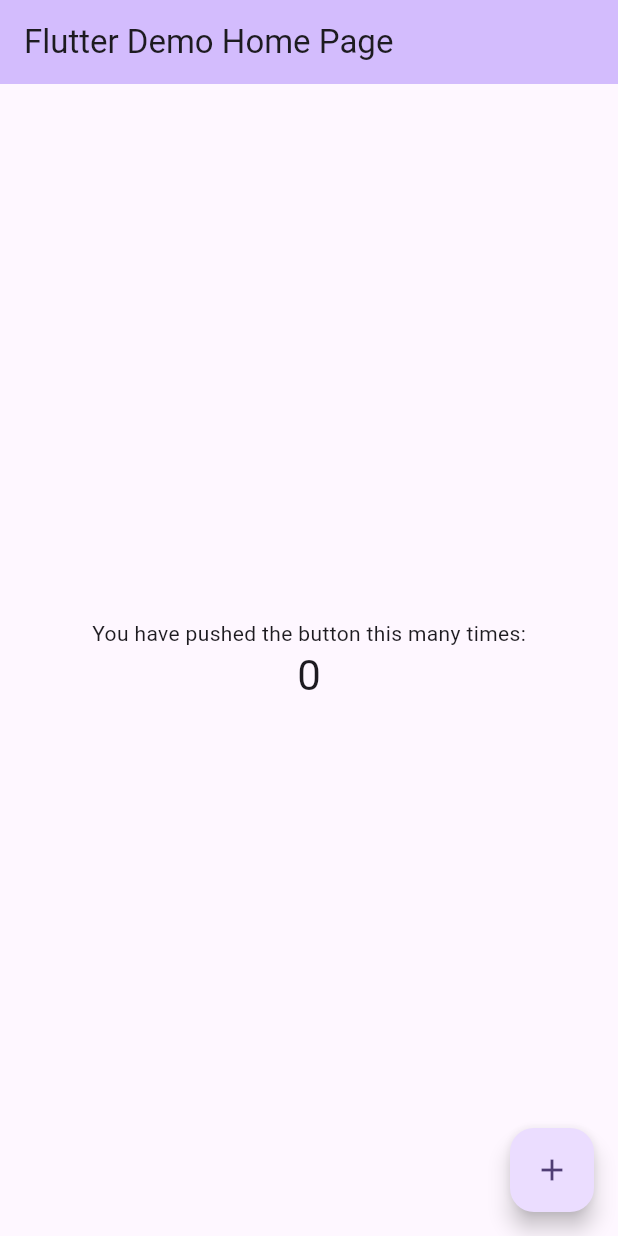
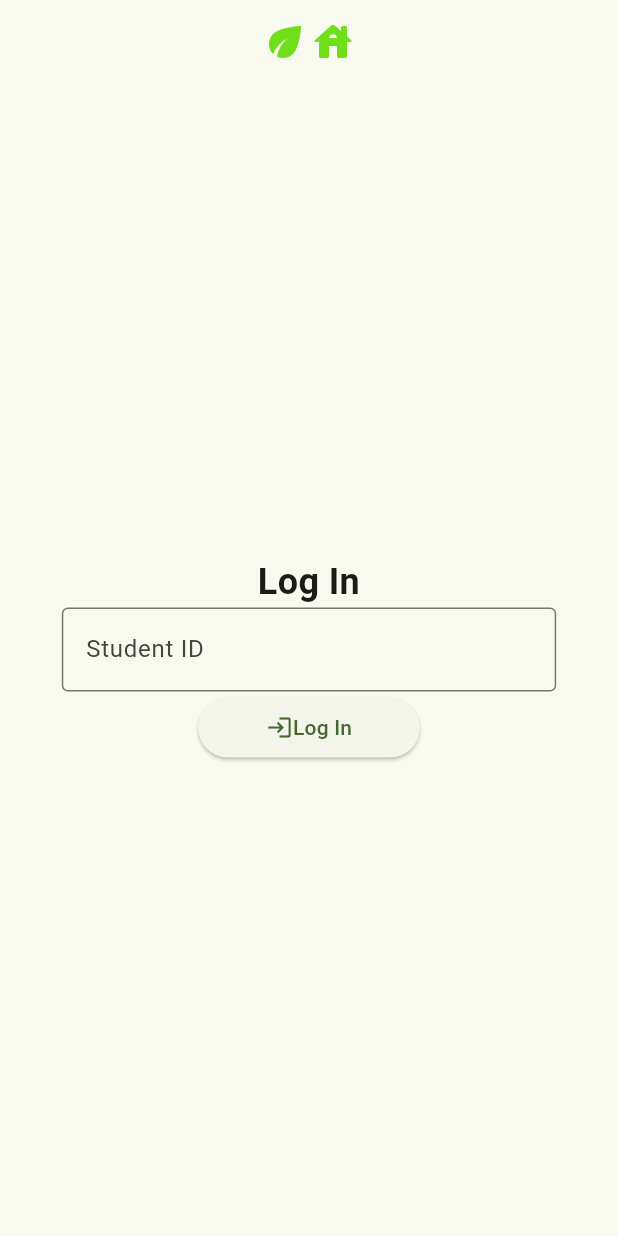
Before and after one commit to WanakitsamphanTh/Eco-dorm, a Flutter app: the screen it shows after launch, on a phone screen of 412 x 824 dp. Run offline on Flutter 3.47's test engine with Material 3 defaults, Android fonts, the phone set to English and light mode, and no system bars; our stand-ins replace flutter_secure_storage.

Commit message:
Update android app

```diff
--- /dev/null
+++ b/ui/lib/login.dart
@@ -0,0 +1,95 @@
+import 'package:flutter/material.dart';
+import 'package:http/http.dart' as http;
+import 'score.dart';
+
+const url = "";
+
+class LogInPage extends StatefulWidget{
+    const LogInPage({super.key});
+
+    @override
+    State<LogInPage> createState() => _LogInState();
+}
+
+class _LogInState extends State<LogInPage>{
+
+    final _studentId = TextEditingController();
+
+    @override
+    void dispose() {
+        _studentId.dispose();
+        super.dispose();
+    }
+
+    void _onLogInPressed() {
+        http.Request request = http.Request('POST', Uri.parse(url+"/login"))
+            ..headers['Content-Type'] = 'application/json'
+            ..body = '{"student_id": "${_studentId.text}"}';
+
+        var success = false;
+        if(success){
+          Navigator.pushReplacement(
+              context,
+              MaterialPageRoute(builder: (context) => ScorePage()),
+          );
+        } else {
+          ScaffoldMessenger.of(context).showSnackBar(
+            SnackBar(content: Text('Login failed. Please try again.')),
+          );
+        }
+    }
+
+    @override
+    Widget build(BuildContext context){
+        return Scaffold(
+            appBar: AppBar(
+                title: Row(
+                    mainAxisAlignment: MainAxisAlignment.center,
+                    children: [
+                        Icon(Icons.eco, size: 32, color: Color.fromARGB(255, 110, 223, 24)),
+                        Icon(Icons.house_rounded, size: 32, color: Color.fromARGB(255, 110, 223, 24))
+                    ],
+                ),
+            ),
+            body: Center(
+                child: Column(
+                    mainAxisAlignment: MainAxisAlignment.center,
+                    children: [
+                        Text(
+                            'Log In',
+                            textAlign: TextAlign.center,
+                            style: TextStyle(
+                                fontSize: 24,
+                                fontWeight: FontWeight.bold,
+                                fontFamily: 'Roboto',
+                            ),
+                        ),
+                        FractionallySizedBox(
+                            widthFactor: 0.8,
+                            child: TextField(
+                                controller: _studentId,
+                                decoration: InputDecoration(
+                                    border: OutlineInputBorder(),
+                                    labelText: 'Student ID',
+                                ),
+                            ),
+                        ),
+                        ElevatedButton(
+                            onPressed: _onLogInPressed,
+                            child: SizedBox(
+                                width: 100,
+                                child: Row(
+                                    mainAxisAlignment: MainAxisAlignment.center,
+                                    children: [
+                                        Icon(Icons.login),
+                                        Text('Log In'),
+                                    ],
+                                ),
+                            ),
+                        ),
+                    ],
+                ),
+            ),
+        );
+    }
+}
--- a/ui/lib/main.dart
+++ b/ui/lib/main.dart
@@ -1,4 +1,9 @@
 import 'package:flutter/material.dart';
+import 'package:http/http.dart' as http;
+import 'login.dart';
+import 'score.dart';
+import 'coupons.dart';
+import 'package:flutter_secure_storage/flutter_secure_storage.dart';
 
 void main() {
   runApp(const MyApp());
@@ -13,110 +18,42 @@
     return MaterialApp(
       title: 'Flutter Demo',
       theme: ThemeData(
-        // This is the theme of your application.
-        //
-        // TRY THIS: Try running your application with "flutter run". You'll see
-        // the application has a purple toolbar. Then, without quitting the app,
-        // try changing the seedColor in the colorScheme below to Colors.green
-        // and then invoke "hot reload" (save your changes or press the "hot
-        // reload" button in a Flutter-supported IDE, or press "r" if you used
-        // the command line to start the app).
-        //
-        // Notice that the counter didn't reset back to zero; the application
-        // state is not lost during the reload. To reset the state, use hot
-        // restart instead.
-        //
-        // This works for code too, not just values: Most code changes can be
-        // tested with just a hot reload.
-        colorScheme: .fromSeed(seedColor: Colors.deepPurple),
+        colorScheme: .fromSeed(seedColor: Color.fromARGB(255, 110, 223, 24)),
       ),
-      home: const MyHomePage(title: 'Flutter Demo Home Page'),
+      home: const AppPage(title: 'Flutter Demo Home Page'),
     );
   }
 }
 
-class MyHomePage extends StatefulWidget {
-  const MyHomePage({super.key, required this.title});
-
-  // This widget is the home page of your application. It is stateful, meaning
-  // that it has a State object (defined below) that contains fields that affect
-  // how it looks.
-
-  // This class is the configuration for the state. It holds the values (in this
-  // case the title) provided by the parent (in this case the App widget) and
-  // used by the build method of the State. Fields in a Widget subclass are
-  // always marked "final".
-
+class AppPage extends StatefulWidget {
+  const AppPage({super.key, required this.title});
   final String title;
 
   @override
-  State<MyHomePage> createState() => _MyHomePageState();
+  State<AppPage> createState() => _AppPageState();
 }
 
-class _MyHomePageState extends State<MyHomePage> {
-  int _counter = 0;
+class _AppPageState extends State<AppPage> {
 
-  void _incrementCounter() {
-    setState(() {
-      // This call to setState tells the Flutter framework that something has
-      // changed in this State, which causes it to rerun the build method below
-      // so that the display can reflect the updated values. If we changed
-      // _counter without calling setState(), then the build method would not be
-      // called again, and so nothing would appear to happen.
-      _counter++;
-    });
+  var _loggedIn = false;
+  final storage = FlutterSecureStorage();
+
+  @override
+  Future<void> initState() async {
+    super.initState();
+    String? student_id =  await storage.read(key: "student_id");
+    String? auth_token =  await storage.read(key: "auth_token");
+    if(student_id != null && auth_token != null){
+      _loggedIn = true;
+    }
   }
 
   @override
   Widget build(BuildContext context) {
-    // This method is rerun every time setState is called, for instance as done
-    // by the _incrementCounter method above.
-    //
-    // The Flutter framework has been optimized to make rerunning build methods
-    // fast, so that you can just rebuild anything that needs updating rather
-    // than having to individually change instances of widgets.
     return Scaffold(
-      appBar: AppBar(
-        // TRY THIS: Try changing the color here to a specific color (to
-        // Colors.amber, perhaps?) and trigger a hot reload to see the AppBar
-        // change color while the other colors stay the same.
-        backgroundColor: Theme.of(context).colorScheme.inversePrimary,
-        // Here we take the value from the MyHomePage object that was created by
-        // the App.build method, and use it to set our appbar title.
-        title: Text(widget.title),
-      ),
       body: Center(
-        // Center is a layout widget. It takes a single child and positions it
-        // in the middle of the parent.
-        child: Column(
-          // Column is also a layout widget. It takes a list of children and
-          // arranges them vertically. By default, it sizes itself to fit its
-          // children horizontally, and tries to be as tall as its parent.
-          //
-          // Column has various properties to control how it sizes itself and
-          // how it positions its children. Here we use mainAxisAlignment to
-          // center the children vertically; the main axis here is the vertical
-          // axis because Columns are vertical (the cross axis would be
-          // horizontal).
-          //
-          // TRY THIS: Invoke "debug painting" (choose the "Toggle Debug Paint"
-          // action in the IDE, or press "p" in the console), to see the
-          // wireframe for each widget.
-          mainAxisAlignment: .center,
-          children: [
-            const Text('You have pushed the button this many times:'),
-            Text(
-              '$_counter',
-              style: Theme.of(context).textTheme.headlineMedium,
-            ),
-          ],
+        child: _loggedIn ? ScorePage() : LogInPage(),
         ),
-      ),
-      floatingActionButton: FloatingActionButton(
-        onPressed: _incrementCounter,
-        tooltip: 'Increment',
-        child: const Icon(Icons.add),
-      ),
-    );
+      );
   }
 }
--- a/ui/pubspec.yaml
+++ b/ui/pubspec.yaml
@@ -28,6 +28,8 @@
 # the latest version available on pub.dev. To see which dependencies have newer
 # versions available, run `flutter pub outdated`.
 dependencies:
+  http: ^1.6.0
+  flutter_secure_storage: ^10.0.0
   flutter:
     sdk: flutter
 
```
Also changed, not shown: ui/lib/coupons.dart (added, +26 -0 lines), ui/lib/score.dart (added, +33 -0 lines), ui/pubspec.lock, 6 other files.
